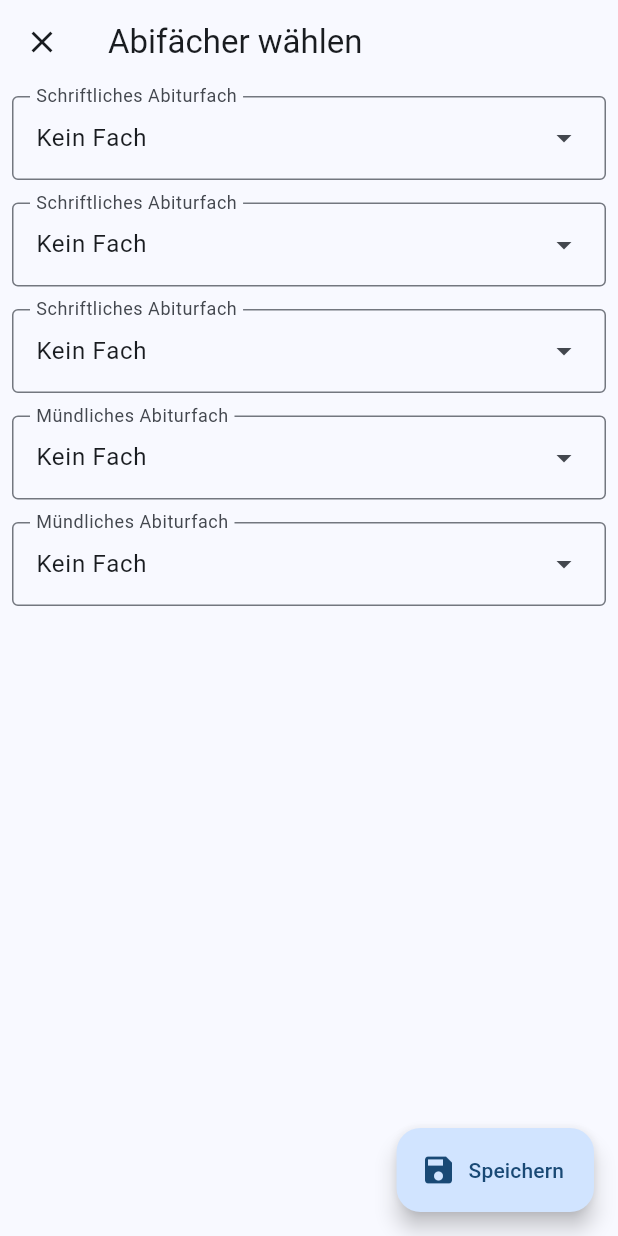
After one commit to OJCreator/abitur, a Flutter app: the ProjectionChangeGraduationSubjectsPage screen opened directly, on a phone screen of 412 x 824 dp. The commit adds this screen. Run offline on Flutter 3.47's test engine with Material 3 defaults, Android fonts, the phone set to English and light mode, and no system bars; our stand-ins replace file_picker, fl_chart, flutter_colorpicker, hive, hive_flutter, percent_indicator and 2 more; accounts and stored records are empty.

Commit message:
[REFACTOR] Projection: Abifächer wählen

```diff
--- /dev/null
+++ b/lib/pages/analytics_pages/projection_change_graduation_subjects_page.dart
@@ -0,0 +1,172 @@
+import 'package:abitur/storage/services/settings_service.dart';
+import 'package:flutter/material.dart';
+
+import '../../storage/entities/subject.dart';
+import '../../storage/services/subject_service.dart';
+import '../../widgets/forms/form_gap.dart';
+import '../../widgets/forms/subject_dropdown.dart';
+
+class ProjectionChangeGraduationSubjectsPage extends StatefulWidget {
+
+  const ProjectionChangeGraduationSubjectsPage({super.key});
+
+  @override
+  State<ProjectionChangeGraduationSubjectsPage> createState() => _ProjectionChangeGraduationSubjectsPageState();
+}
+
+class _ProjectionChangeGraduationSubjectsPageState extends State<ProjectionChangeGraduationSubjectsPage> {
+
+  late List<Subject?> _graduationSubjects;
+
+  @override
+  void initState() {
+    _graduationSubjects = SettingsService.graduationSubjects();
+    if (_graduationSubjects.length < 5) {
+      _graduationSubjects = [null, null, null, null, null];
+    }
+    super.initState();
+  }
+
+  @override
+  Widget build(BuildContext context) {
+    return Scaffold(
+      appBar: AppBar(
+        title: Text("Abifächer wählen"),
+        leading: IconButton(
+          icon: const Icon(Icons.close),
+          onPressed: () {
+            Navigator.pop(context);
+          },
+        ),
+      ),
+      body: SingleChildScrollView(
+        child: Padding(
+          padding: const EdgeInsets.all(8),
+          child: Form(
+            child: Column(
+              children: [
+                _GraduationSubjectDropdown(
+                  label: "Schriftliches Abiturfach",
+                  subject: _graduationSubjects[0],
+                  onSelected: (s) {
+                    setState(() {
+                      _graduationSubjects[0] = s;
+                    });
+                  },
+                ),
+
+                FormGap(),
+
+                _GraduationSubjectDropdown(
+                  label: "Schriftliches Abiturfach",
+                  subject: _graduationSubjects[1],
+                  onSelected: (s) {
+                    setState(() {
+                      _graduationSubjects[1] = s;
+                    });
+                  },
+                ),
+
+                FormGap(),
+
+                _GraduationSubjectDropdown(
+                  label: "Schriftliches Abiturfach",
+                  subject: _graduationSubjects[2],
+                  onSelected: (s) {
+                    setState(() {
+                      _graduationSubjects[2] = s;
+                    });
+                  },
+                ),
+
+                FormGap(),
+
+                _GraduationSubjectDropdown(
+                  label: "Mündliches Abiturfach",
+                  subject: _graduationSubjects[3],
+                  onSelected: (s) {
+                    setState(() {
+                      _graduationSubjects[3] = s;
+                    });
+                  },
+                ),
+
+                FormGap(),
+
+                _GraduationSubjectDropdown(
+                  label: "Mündliches Abiturfach",
+                  subject: _graduationSubjects[4],
+                  onSelected: (s) {
+                    setState(() {
+                      _graduationSubjects[4] = s;
+                    });
+                  },
+                ),
+              ],
+            ),
+          ),
+        ),
+      ),
+      floatingActionButton: FloatingActionButton.extended(
+        onPressed: () async {
+
+          if (_graduationSubjects.toSet().length < 5 || _graduationSubjects.contains(null)) {
+
+            showDialog(context: context, builder: (context) {
+              return AlertDialog(
+                title: Text("Ungültige Belegung"),
+                content: Text("Alle Prüfungen müssen belegt werden und du darfst kein Fach mehrfach wählen."),
+                actions: [
+                  TextButton(
+                    onPressed: () {
+                      Navigator.pop(context);
+                    },
+                    child: Text("Verstanden"),
+                  ),
+                ],
+              );
+            });
+
+            return;
+          }
+
+          await SettingsService.setGraduationSubjects(_graduationSubjects);
+
+          Navigator.pop(context);
+        },
+        label: Text("Speichern"),
+        icon: Icon(Icons.save),
+      ),
+    );
+  }
+}
+
+class _GraduationSubjectDropdown extends StatelessWidget {
+
+  final String label;
+  final Subject? subject;
+  final Function(Subject s) onSelected;
+
+  const _GraduationSubjectDropdown({required this.subject, required this.onSelected, required this.label});
+
+  @override
+  Widget build(BuildContext context) {
+    return SubjectDropdown(
+      label: label,
+      subjects: [null, ...SubjectService.findAllGradable()],
+      disabled: (s) {
+        if (subject == s) {
+          return false;
+        }
+        return s.terms.length < 4;
+      },
+      selectedSubject: subject,
+      onSelected: (s) {
+        if (s == null) {
+          return;
+        }
+        onSelected(s);
+      },
+    );
+  }
+}
--- a/lib/storage/entities/settings.dart
+++ b/lib/storage/entities/settings.dart
@@ -28,20 +28,26 @@ class Settings {
   @HiveField(4)
   bool viewedWelcomeScreen;
 
+  @HiveField(5)
+  List<String> graduationSubjectsIds;
+
   Settings({
     required this.graduationYear,
     this.lightMode = true,
     Land land = Land.by,
     Color accentColor = primaryColor,
     this.viewedWelcomeScreen = false,
+    List<String>? graduationSubjectsIds,
   }) : _accentColor = accentColor.value,
-        _land = land.code;
+        _land = land.code,
+        graduationSubjectsIds = graduationSubjectsIds?.toList() ?? [];
 
   Map<String, dynamic> toJson() => {
     "graduationYear": graduationYear.toString(),
     "lightMode": lightMode,
     "accentColor": _accentColor,
     "land": _land,
+    "graduationSubjectsIds": graduationSubjectsIds,
   };
 
   static Settings fromJson(Map<String, dynamic> json) {
@@ -50,6 +56,7 @@ class Settings {
       lightMode: json["lightMode"],
       land: Land.fromCode(json["land"]),
       accentColor: Color(json["accentColor"]),
+      graduationSubjectsIds: json["graduationSubjectsIds"],
     );
   }
 }
--- a/lib/widgets/forms/subject_dropdown.dart
+++ b/lib/widgets/forms/subject_dropdown.dart
@@ -4,14 +4,18 @@ import '../../storage/entities/subject.dart';
 
 class SubjectDropdown extends StatelessWidget {
 
+  final String label;
   final List<Subject?> subjects;
   final Subject? selectedSubject;
+  final bool Function(Subject s)? disabled;
   final Function(Subject? s) onSelected;
 
   const SubjectDropdown({
+    this.label = "Fach",
     required this.subjects,
     required this.selectedSubject,
     required this.onSelected,
+    this.disabled,
     super.key,
   });
 
@@ -20,13 +24,14 @@ class SubjectDropdown extends StatelessWidget {
     return DropdownMenu(
       initialSelection: selectedSubject,
       expandedInsets: const EdgeInsets.all(0),
-      label: Text("Fach"),
+      label: Text(label),
       onSelected: (s) {
         onSelected(s);
       },
       dropdownMenuEntries: subjects.map((subject) {
         return DropdownMenuEntry(
           value: subject,
+          enabled: disabled == null || subject == null ? true : !disabled!(subject),
           label: subject?.name ?? "Kein Fach",
         );
       }).toList(),
```
Also changed, not shown: lib/pages/analytics_pages/projection_analytics_page.dart (+19 -1 lines), lib/storage/services/settings_service.dart (+13 -4 lines), pubspec.lock, 1 other file.
